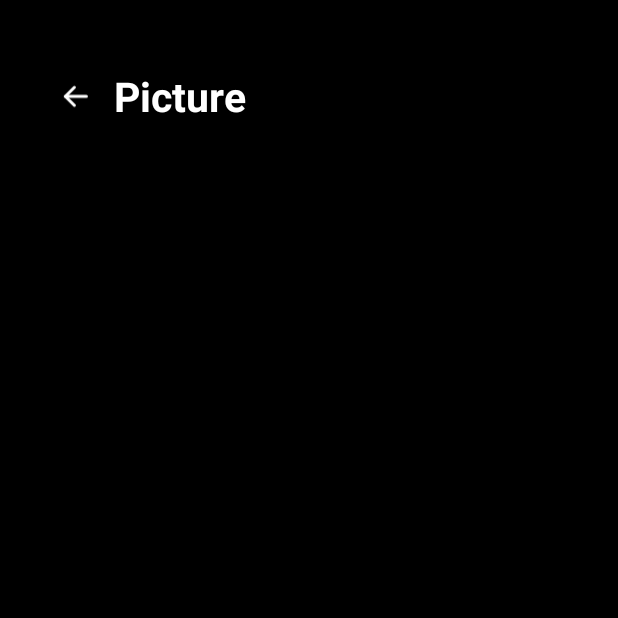
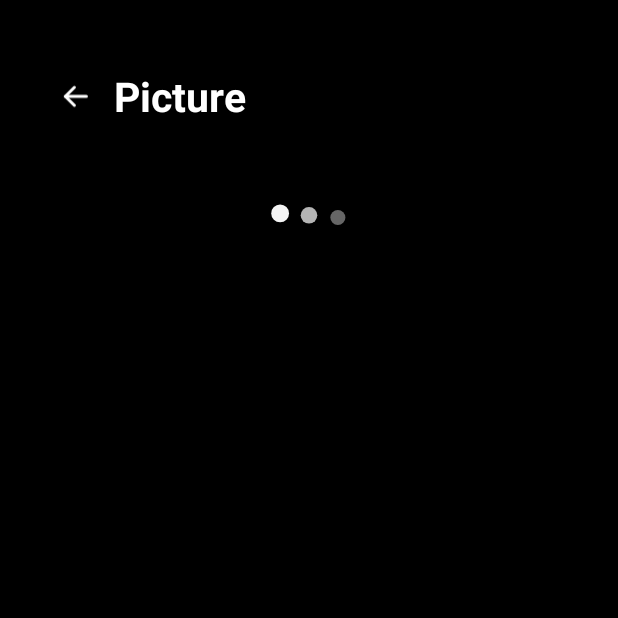
Before and after one commit to Zwivhuya-Ratshivhadelo/TVRemote, an Android app: the SettingsActivity screen opened directly, with no data from a screen before it, after a tap on "Picture", on a phone screen of 412 x 824 dp, the top half of it. Run offline under Robolectric (Android 15) with nearby library versions, the phone set to English and light mode, and no system bars.

```diff
--- a/phone/app/src/main/java/com/livingroom/remote/SettingsActivity.kt
+++ b/phone/app/src/main/java/com/livingroom/remote/SettingsActivity.kt
@@ -92,7 +92,7 @@ class SettingsActivity : Activity() {
         list.removeAllViews()
         val t = Hub.tvSet
         val part = when (page) { "picture" -> t?.optJSONObject("picture"); "wifi" -> t?.optJSONObject("wifi"); else -> t?.optJSONObject("bt") }
-        if (part == null) return
+        if (part == null) { list.addView(Loader(this), LinearLayout.LayoutParams(-1, s.px(28)).apply { topMargin = s.px(40) }); return }
         when (page) { "picture" -> picture(part); "wifi" -> wifi(part); else -> bluetooth(part) }
     }
 
--- a/phone/app/src/main/java/com/livingroom/remote/Ui.kt
+++ b/phone/app/src/main/java/com/livingroom/remote/Ui.kt
@@ -215,3 +215,18 @@ fun averageColor(b: Bitmap): Int {
     }
     return if (n == 0L) Color.rgb(200, 210, 255) else Color.rgb((r / n).toInt(), (g / n).toInt(), (bl / n).toInt())
 }
+
+/** Three dots that pulse one after another, while waiting for the TV. */
+class Loader(ctx: Context) : View(ctx) {
+    private val p = Paint(Paint.ANTI_ALIAS_FLAG).apply { color = Color.WHITE }
+    override fun onDraw(c: Canvas) {
+        val t = SystemClock.uptimeMillis() / 1000f
+        val r = height * 0.22f; val gap = r * 3.2f; val cx = width / 2f; val cy = height / 2f
+        for (i in 0 until 3) {
+            val k = ((kotlin.math.sin((t * 5f - i * 0.9f).toDouble()) + 1) / 2).toFloat()
+            p.alpha = (70 + 185 * k).toInt()
+            c.drawCircle(cx + (i - 1) * gap, cy - k * r * 0.6f, r * (0.8f + 0.2f * k), p)
+        }
+        postInvalidateOnAnimation()
+    }
+}
```
Also changed, not shown: phone/app/src/main/java/com/livingroom/remote/AppsActivity.kt (+8 -3 lines).
